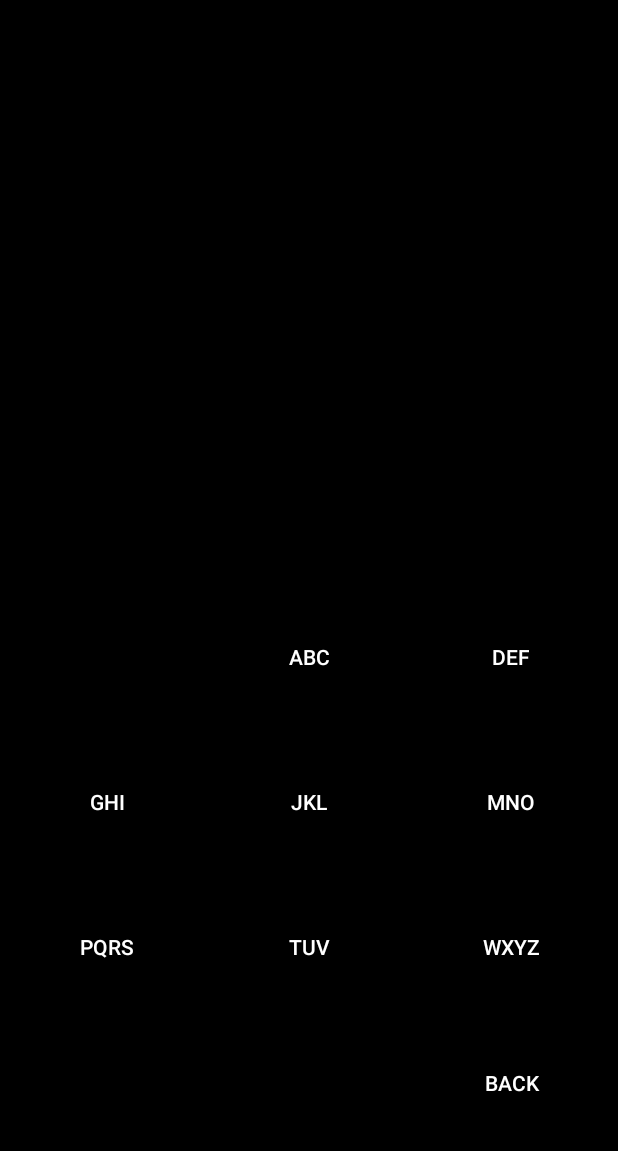
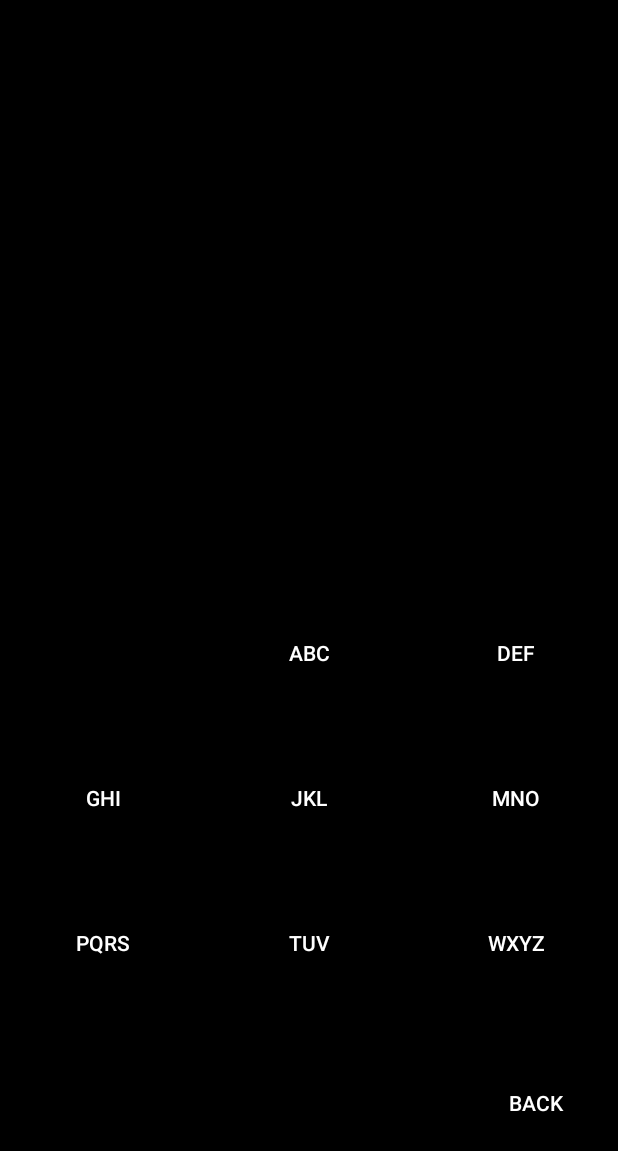
Before and after one commit to anshulagx/Productivity-Launcher, an Android app: the layout fragment_c_layout.xml on its own in the app's theme, with its tools: preview values and no code run, on a phone screen of 412 x 824 dp. Shown: the top 1151 px of the screen. Run offline under Robolectric (Android 15) with nearby library versions, the phone set to English and light mode, and no system bars.

```diff
--- a/app/src/main/AndroidManifest.xml
+++ b/app/src/main/AndroidManifest.xml
@@ -2,6 +2,10 @@
 <manifest xmlns:android="http://schemas.android.com/apk/res/android"
     package="com.example.launcher">
 
+
+    <uses-permission android:name="android.permission.BIND_APPWIDGET" />
+
+    <uses-permission android:name="android.permission.CALL_PHONE" />
     <application
         android:allowBackup="true"
         android:icon="@mipmap/ic_launcher"
@@ -21,6 +25,5 @@
         </activity>
 
     </application>
-    <uses-permission android:name="android.permission.BIND_APPWIDGET" />
 
 </manifest>
--- a/app/src/main/java/com/example/launcher/utils/AppInfo.java
+++ b/app/src/main/java/com/example/launcher/utils/AppInfo.java
@@ -1,6 +1,8 @@
 package com.example.launcher.utils;
 
 import android.graphics.drawable.Drawable;
+
+import com.example.launcher.MainActivity;
 
 public class AppInfo {
     public String  label;
@@ -9,8 +11,9 @@ public class AppInfo {
     public AppInfo()
     {}
 
-    public AppInfo(String s, String pkg) {
+    public AppInfo(String s, String pkg,Drawable icon) {
         label=s;
         packageName=pkg;
+        this.icon=icon;
     }
 }
--- a/app/src/main/res/layout/fragment_c_layout.xml
+++ b/app/src/main/res/layout/fragment_c_layout.xml
@@ -8,11 +8,10 @@
 
     <FrameLayout
         android:id="@+id/frameLayout"
-        android:layout_width="375dp"
-        android:layout_height="296dp"
+        android:layout_width="match_parent"
+        android:layout_height="wrap_content"
         android:layout_marginTop="50dp"
-        app:layout_constraintEnd_toEndOf="parent"
-        app:layout_constraintStart_toStartOf="parent"
+        app:layout_constraintBottom_toTopOf="@+id/tableLayout"
         app:layout_constraintTop_toTopOf="parent">
 
         <androidx.recyclerview.widget.RecyclerView
@@ -23,13 +22,11 @@
     </FrameLayout>
 
     <TableLayout
-        android:layout_width="404dp"
-        android:layout_height="374dp"
-        android:layout_marginBottom="16dp"
-        app:layout_constraintBottom_toBottomOf="parent"
-        app:layout_constraintEnd_toEndOf="parent"
-        app:layout_constraintStart_toStartOf="parent"
-        app:layout_constraintTop_toBottomOf="@+id/frameLayout">
+        android:id="@+id/tableLayout"
+        android:layout_width="413dp"
+        android:layout_height="407dp"
+        android:layout_marginBottom="30dp"
+        app:layout_constraintBottom_toBottomOf="parent">
 
         <TableRow
             android:layout_width="match_parent"
@@ -136,21 +133,23 @@
             android:layout_height="match_parent"
             android:layout_weight="0.75">
 
-            <Button
+            <FrameLayout
                 android:id="@+id/be1"
                 android:layout_width="match_parent"
                 android:layout_height="match_parent"
-                android:layout_weight="1"
+                android:layout_weight="5"
                 android:background="@color/colorPrimaryDark"
                 android:text=""
                 android:textColor="@color/colorPrimary" />
 
-            <Button
+            <FrameLayout
+
                 android:id="@+id/be2"
-                android:layout_width="match_parent"
-                android:layout_height="match_parent"
-                android:layout_weight="1"
+                android:layout_width="40dp"
+                android:layout_height="80dp"
+                android:layout_weight="0.1"
                 android:background="@color/colorPrimaryDark"
+                android:padding="10dp"
                 android:text=""
                 android:textColor="@color/colorPrimary" />
 
```
Also changed, not shown: app/src/main/java/com/example/launcher/FragmentA.java (+0 -19 lines), app/src/main/java/com/example/launcher/FragmentC.java (+62 -24 lines).
